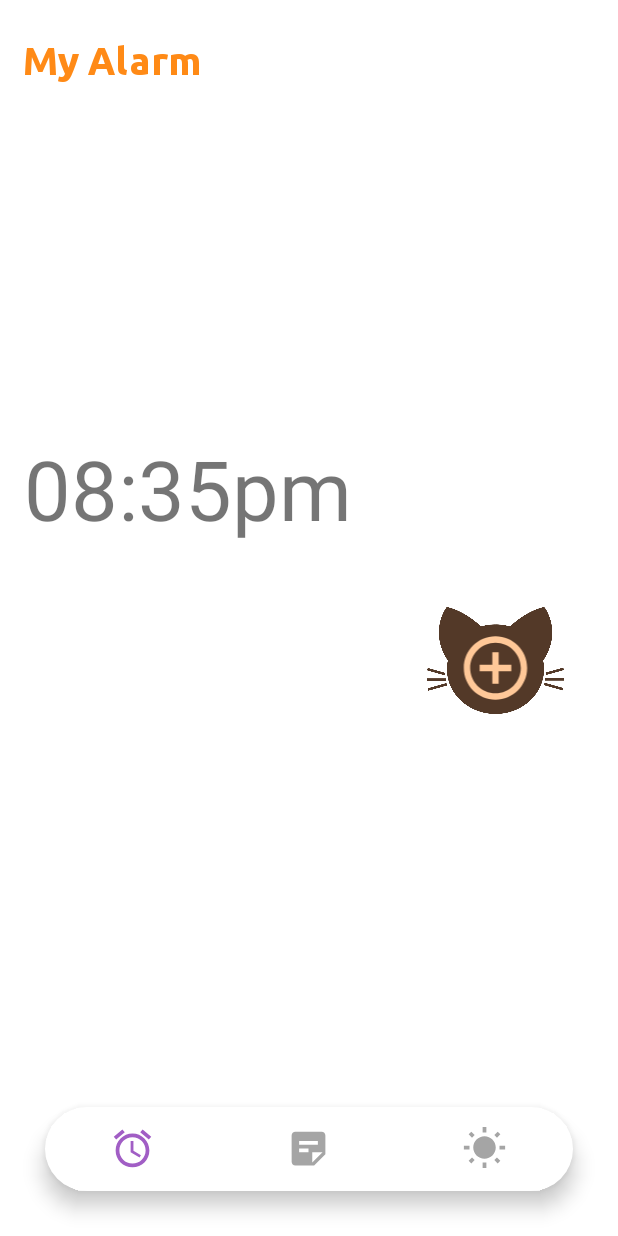
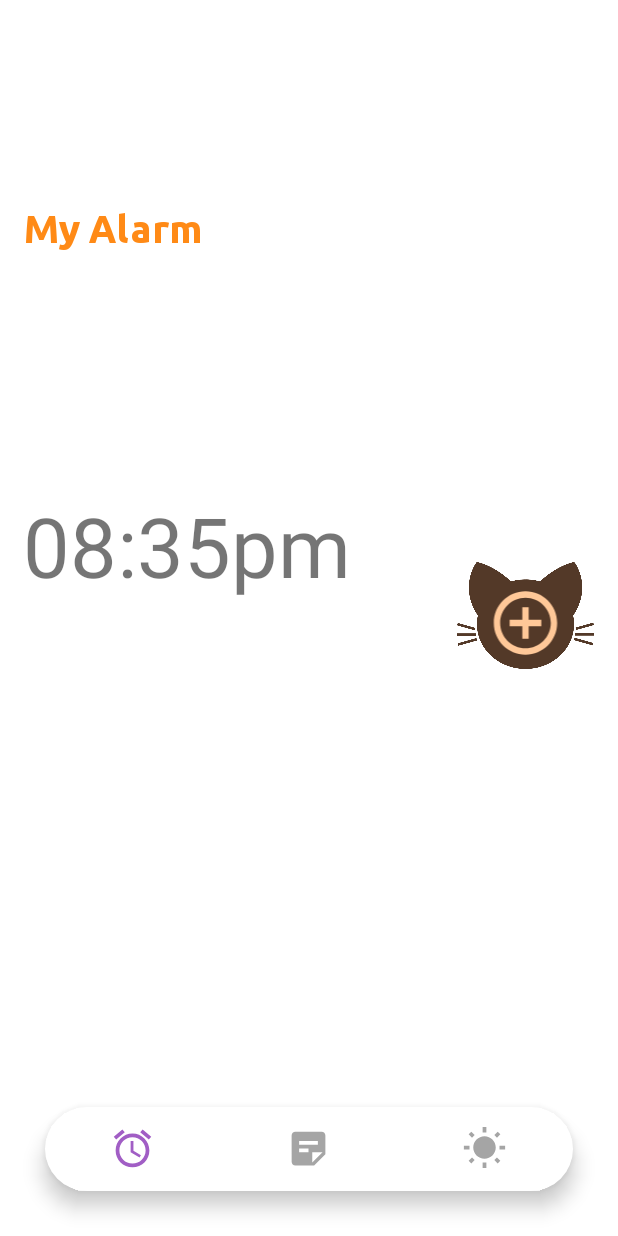
Before and after one commit to utkasigns/Felix_alarm, an Android app: the screen it shows after launch (AlarmActivity), on a phone screen of 412 x 824 dp. Run offline under Robolectric (Android 15) with nearby library versions, the light colour scheme and no system bars; our stand-ins replace sdp/ssp sizes.

Commit message:
исправила шаблон будильника

```diff
--- a/app/src/main/res/layout/activity_alarm.xml
+++ b/app/src/main/res/layout/activity_alarm.xml
@@ -11,15 +11,18 @@
         android:id="@+id/textMyNotes"
         android:layout_width="match_parent"
         android:layout_height="wrap_content"
-        android:layout_marginStart="@dimen/_12sdp"
+        android:layout_marginStart="16dp"
         android:layout_marginTop="@dimen/_20sdp"
-        android:layout_marginEnd="@dimen/_12sdp"
+        android:layout_marginBottom="24dp"
         android:background="@color/white"
         android:fontFamily="@font/ubuntu_bold"
         android:includeFontPadding="false"
         android:text="@string/my_alarm"
         android:textColor="@color/orange"
         android:textSize="@dimen/_20ssp"
+        app:layout_constraintBottom_toTopOf="@+id/textView"
+        app:layout_constraintEnd_toEndOf="parent"
+        app:layout_constraintStart_toStartOf="parent"
         app:layout_constraintTop_toTopOf="parent" />
 
     <com.google.android.material.bottomnavigation.BottomNavigationView
@@ -39,7 +42,6 @@
         app:itemRippleColor="@android:color/transparent"
         app:labelVisibilityMode="unlabeled"
         app:menu="@menu/bottom_menu"
-
         app:layout_constraintBottom_toBottomOf="parent"/>
 
     <!--Привет от Ани ;3      -->
@@ -50,9 +52,9 @@
         android:layout_width="@dimen/_70sdp"
         android:layout_height="@dimen/_55sdp"
         android:layout_alignTop="@id/textMyNotes"
-        android:layout_marginTop="169dp"
-        android:layout_marginEnd="36dp"
-        android:layout_marginBottom="66dp"
+        android:layout_marginTop="83dp"
+        android:layout_marginEnd="16dp"
+        android:layout_marginBottom="140dp"
         android:background="@drawable/kitty_icon"
         android:contentDescription="@string/app_name"
         android:paddingStart="@dimen/_12sdp"
@@ -72,11 +74,13 @@
         android:layout_width="wrap_content"
         android:layout_height="wrap_content"
         android:layout_marginStart="16dp"
-        android:layout_marginTop="54dp"
-        android:layout_marginBottom="179dp"
+        android:layout_marginTop="24dp"
+        android:layout_marginEnd="72dp"
+        android:layout_marginBottom="197dp"
         android:text="@string/What_time_is_it"
         android:textSize="55dp"
         app:layout_constraintBottom_toTopOf="@+id/alarmRecycleView"
+        app:layout_constraintEnd_toStartOf="@+id/imageAddAlarm"
         app:layout_constraintStart_toStartOf="parent"
         app:layout_constraintTop_toBottomOf="@+id/textMyNotes" />
 
@@ -84,11 +88,11 @@
         android:id="@+id/alarmRecycleView"
         android:layout_width="match_parent"
         android:layout_height="wrap_content"
-        android:layout_marginBottom="16dp"
+        android:layout_marginBottom="28dp"
         android:orientation="horizontal"
         app:layout_constraintBottom_toTopOf="@+id/bottom_navigation"
-        app:layout_constraintEnd_toEndOf="parent"
-        app:layout_constraintStart_toStartOf="parent">
+        tools:layout_editor_absoluteX="-15dp"
+        >
 
     </androidx.recyclerview.widget.RecyclerView>
 
```
